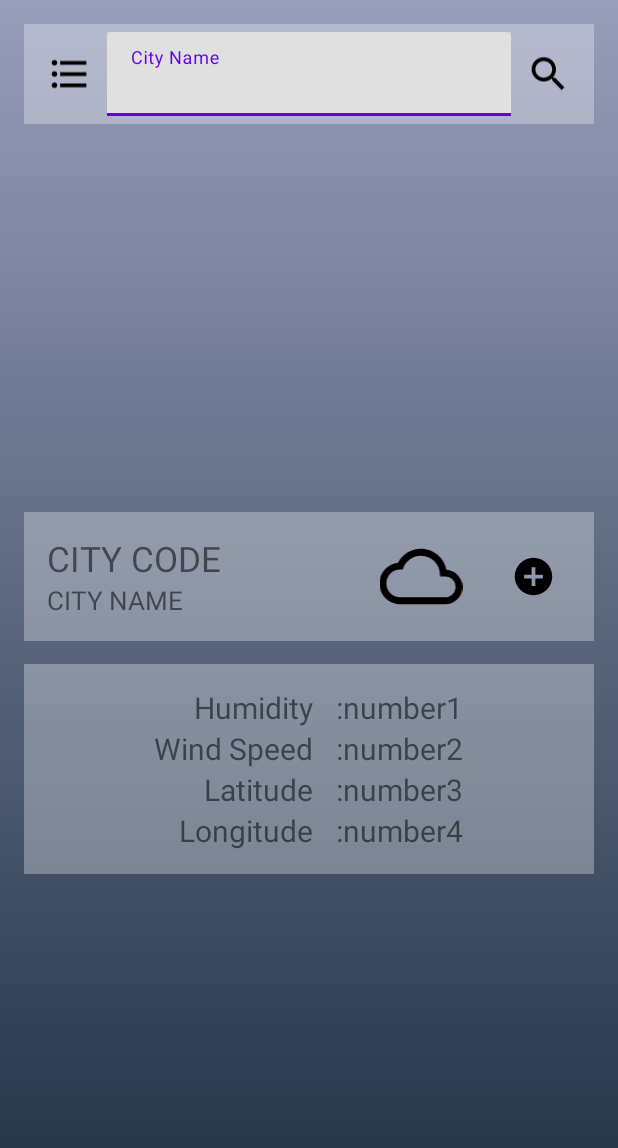
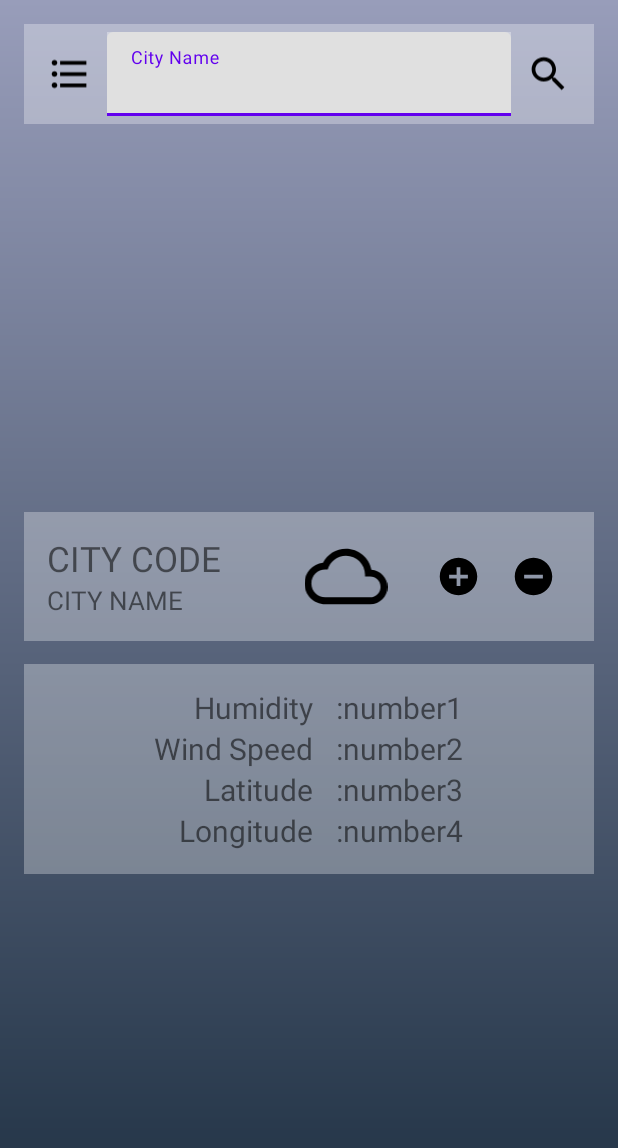
Before and after one commit to Zuminick/WeatherApp, an Android app: the layout activity_main.xml on its own in the app's theme, with its tools: preview values and no code run, on a phone screen of 412 x 824 dp. Shown: the top 1148 px of the screen. Run offline under Robolectric (Android 15) with nearby library versions, the phone set to English and light mode, and no system bars; network calls fail.

Commit message:
Remove button

```diff
--- a/app/src/main/java/com/example/weatherapp/view/MainActivity.kt
+++ b/app/src/main/java/com/example/weatherapp/view/MainActivity.kt
@@ -1,22 +1,27 @@
 package com.example.weatherapp.view
 
+import android.Manifest
+import android.annotation.SuppressLint
+import android.content.Context
 import android.content.Intent
 import android.content.SharedPreferences
-import android.media.Image
+import android.content.pm.PackageManager
+import android.location.Location
+import android.location.LocationManager
 import android.os.Bundle
 import android.util.Log
 import android.view.View
-import android.widget.Button
 import android.widget.ImageView
 import androidx.appcompat.app.AppCompatActivity
+import androidx.core.app.ActivityCompat
 import androidx.lifecycle.Observer
 import androidx.lifecycle.ViewModelProviders
 import com.bumptech.glide.Glide
 import com.example.weatherapp.viewmodel.MainViewModel
 import com.example.weatherapp.R
+import com.example.weatherapp.databinding.ActivityMainBinding
 import com.example.weatherapp.model.City
 import kotlinx.android.synthetic.main.activity_main.*
-import org.w3c.dom.Text
 
 private const val TAG = "MainActivity"
 
@@ -74,6 +79,10 @@ class MainActivity : AppCompatActivity() {
         addButton.setOnClickListener {
             if(listOfCities.find { it.name == city } == null)
                 listOfCities.add(City(city, image, degree))
+        }
+        val removeButton = findViewById<ImageView>(R.id.button_remove)
+        removeButton.setOnClickListener {
+                listOfCities.remove(City(city,image,degree))
         }
 
     }
@@ -141,4 +150,6 @@ class MainActivity : AppCompatActivity() {
     companion object {
         val listOfCities: MutableList<City> = mutableListOf()
     }
+
+
 }
--- /dev/null
+++ b/app/src/main/res/drawable/ic_baseline_remove_circle_24.xml
@@ -0,0 +1,5 @@
+<vector android:height="50dp" android:tint="#000000"
+    android:viewportHeight="24" android:viewportWidth="24"
+    android:width="50dp" xmlns:android="http://schemas.android.com/apk/res/android">
+    <path android:fillColor="@android:color/white" android:pathData="M12,2C6.48,2 2,6.48 2,12s4.48,10 10,10 10,-4.48 10,-10S17.52,2 12,2zM17,13L7,13v-2h10v2z"/>
+</vector>
--- a/app/src/main/res/layout/activity_main.xml
+++ b/app/src/main/res/layout/activity_main.xml
@@ -150,6 +150,13 @@
                         android:padding="10dp"
                         android:src="@drawable/ic_baseline_add_circle_24" />
 
+                    <ImageView
+                        android:id="@+id/button_remove"
+                        android:layout_width="50dp"
+                        android:layout_height="match_parent"
+                        android:padding="10dp"
+                        android:src="@drawable/ic_baseline_remove_circle_24" />
+
                 </LinearLayout>
 
 
```
